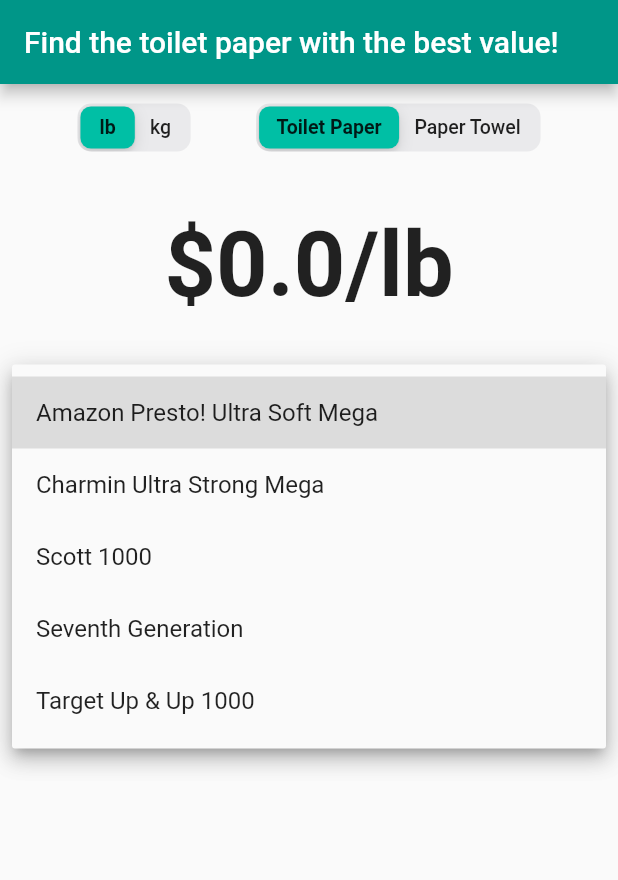
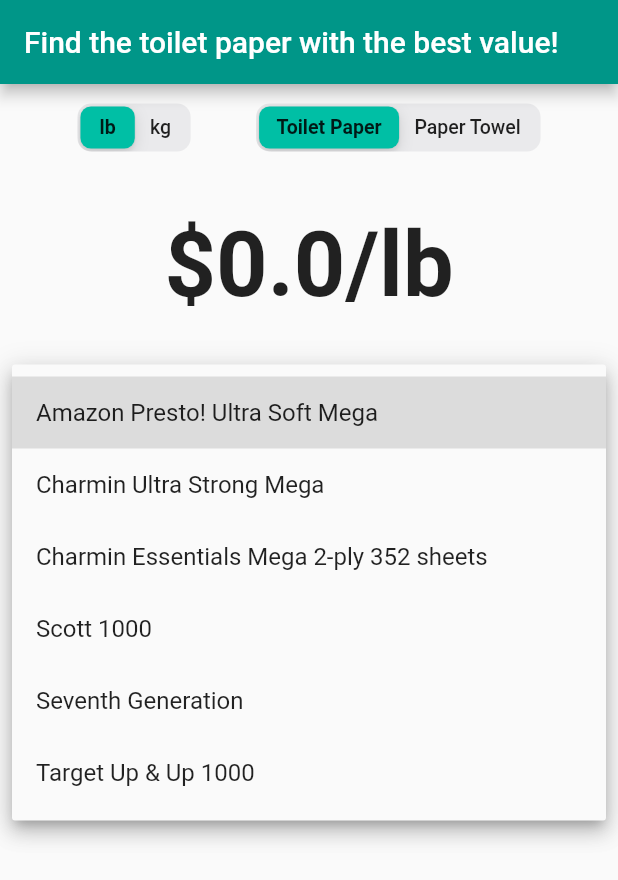
Before and after one commit to rickym1/tpcalculator, a Flutter app: the screen it shows after launch, after a tap on "Choose toilet paper brand", on a phone screen of 412 x 824 dp. Shown: the top 880 px of the screen. Run offline on Flutter 3.47's test engine with Material 2 defaults, Android fonts, the phone set to English and light mode, and no system bars; missing offline and left inert: firebase_admob; accounts and stored records are empty.

Commit message:
brand values updated with ply info

```diff
--- a/lib/HomePage.dart
+++ b/lib/HomePage.dart
@@ -34,14 +34,16 @@ class _HomePageState extends State<HomePage> {
   static const Map<String, double> brandRoll = {
     'Amazon Presto! Ultra Soft Mega': 132.92,
     'Charmin Ultra Strong Mega': 122.52,
+    'Charmin Essentials Mega 2-ply 352 sheets': 132.29,
     'Scott 1000': 163.62,
     'Seventh Generation': 100.44,
     'Target Up & Up 1000': 188.05
   };
 
   static const Map<String, double> paperTest = {
-    'test 1:': 133.33,
-    'test 2': 122.22
+    'Bounty Essentials 2-ply 40 sheets': 128.09,
+    'Scott Double 1-ply 110 sheets': 173.56,
+    'Seventh Generation 2-ply 140 sheets': 244.95
   };
 
   final Map<int, Widget> rollSegmentNumber = const <int, Widget>{
```
